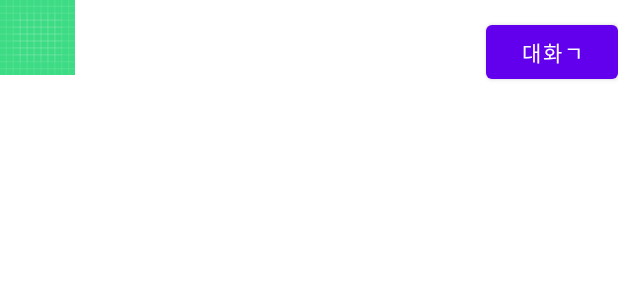
After one commit to johnkimkim/CueTalk, an Android app: the layout bottom_list_layout.xml on its own in the app's theme, with its tools: preview values and no code run, on a phone screen of 412 x 824 dp. The commit adds this screen. Shown: the top 300 px of the screen. Run offline under Robolectric (Android 15) with nearby library versions, the light colour scheme and no system bars.

Commit message:
make buttom sheet list1

```diff
--- a/app/src/main/java/com/tistory/starcue/cuetalk/AdressRoom.java
+++ b/app/src/main/java/com/tistory/starcue/cuetalk/AdressRoom.java
@@ -221,8 +221,7 @@ public class AdressRoom extends AppCompatActivity {
     }
 
     private void getUser() {
-        String uid;
-        uid = mAuth.getUid();
+        String uid = mAuth.getUid();
         DocumentReference documentReference = db.collection("users")
                 .document(uid);
         documentReference.get().addOnSuccessListener(new OnSuccessListener<DocumentSnapshot>() {
--- /dev/null
+++ b/app/src/main/res/layout/bottom_list_layout.xml
@@ -0,0 +1,49 @@
+<?xml version="1.0" encoding="utf-8"?>
+<RelativeLayout xmlns:android="http://schemas.android.com/apk/res/android"
+    android:layout_width="match_parent"
+    android:layout_height="70dp">
+
+    <LinearLayout
+        android:layout_width="wrap_content"
+        android:layout_height="wrap_content"
+        android:orientation="horizontal">
+
+        <ImageView
+            android:id="@+id/bottom_sheet_layout_pic"
+            android:layout_width="50dp"
+            android:layout_height="50dp"
+            android:src="@drawable/ic_launcher_background"/>
+
+        <TextView
+            android:id="@+id/bottom_sheet_layout_name"
+            android:layout_width="wrap_content"
+            android:layout_height="wrap_content"
+            android:textColor="#000000"/>
+
+        <TextView
+            android:id="@+id/bottom_sheet_layout_sex"
+            android:layout_width="wrap_content"
+            android:layout_height="wrap_content"
+            android:textColor="#000000" />
+
+        <TextView
+            android:id="@+id/bottom_sheet_layout_age"
+            android:layout_width="wrap_content"
+            android:layout_height="wrap_content"
+            android:textColor="#000000" />
+    </LinearLayout>
+
+    <TextView
+        android:id="@+id/bottom_sheet_layout_km"
+        android:layout_width="wrap_content"
+        android:layout_height="wrap_content"
+        android:layout_toLeftOf="@+id/bottom_sheet_layout_chatbtn"/>
+
+    <Button
+        android:id="@+id/bottom_sheet_layout_chatbtn"
+        android:layout_width="wrap_content"
+        android:layout_height="wrap_content"
+        android:layout_alignParentRight="true"
+        android:layout_centerVertical="true"
+        android:text="대화ㄱ"/>
+</RelativeLayout>
```
Also changed, not shown: app/src/main/java/com/tistory/starcue/cuetalk/AdressRoomAdapter.java (+37 -6 lines), app/src/main/java/com/tistory/starcue/cuetalk/BottomSheetAdapter.java (added, +101 -0 lines).
